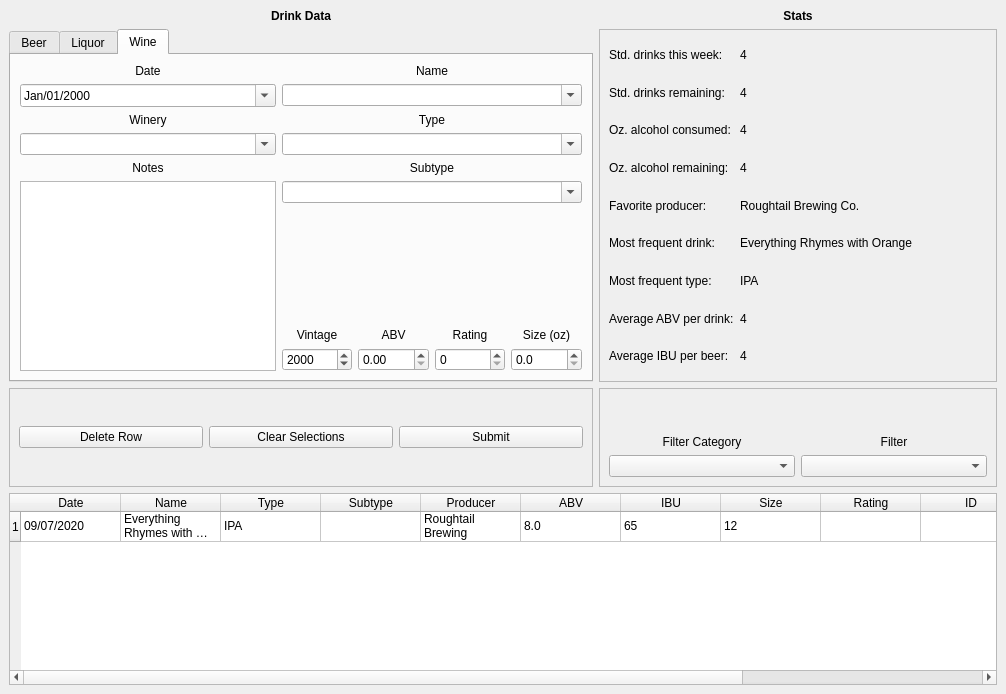
minorsecond/BuzzBot, file src/mainwindow.ui: the form before one commit.
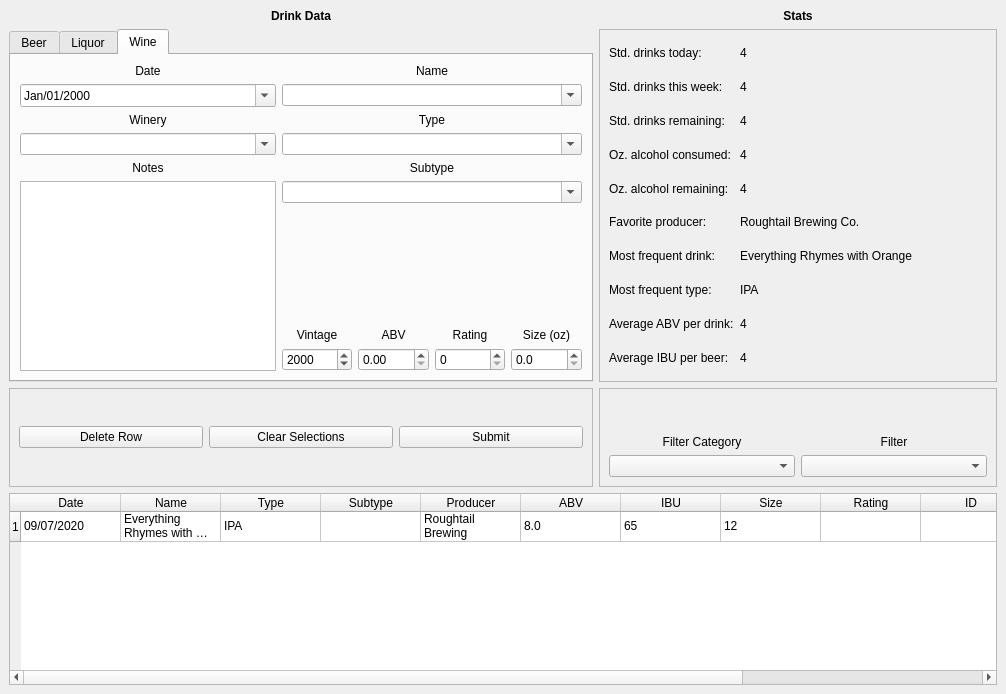
The form after the commit.

Commit message: Add std. drinks today stats

```diff
--- a/src/mainwindow.ui
+++ b/src/mainwindow.ui
@@ -249,7 +249,7 @@
       </property>
       <layout class="QGridLayout" name="gridLayout_5">
        <item row="1" column="2">
-        <widget class="QLabel" name="drinksLeftOutput">
+        <widget class="QLabel" name="drinksThisWeekOutput">
          <property name="sizePolicy">
           <sizepolicy hsizetype="Preferred" vsizetype="Preferred">
            <horstretch>0</horstretch>
@@ -261,53 +261,7 @@
          </property>
         </widget>
        </item>
-       <item row="2" column="2">
-        <widget class="QLabel" name="ozAlcoholConsumedOutput">
-         <property name="sizePolicy">
-          <sizepolicy hsizetype="Preferred" vsizetype="Preferred">
-           <horstretch>0</horstretch>
-           <verstretch>0</verstretch>
-          </sizepolicy>
-         </property>
-         <property name="text">
-          <string>4</string>
-         </property>
-        </widget>
-       </item>
-       <item row="6" column="0">
-        <widget class="QLabel" name="favoriteTypeLabel">
-         <property name="text">
-          <string>Most frequent type:</string>
-         </property>
-        </widget>
-       </item>
        <item row="5" column="2">
-        <widget class="QLabel" name="favoriteBeerOutput">
-         <property name="sizePolicy">
-          <sizepolicy hsizetype="Preferred" vsizetype="Preferred">
-           <horstretch>0</horstretch>
-           <verstretch>0</verstretch>
-          </sizepolicy>
-         </property>
-         <property name="text">
-          <string>Everything Rhymes with Orange</string>
-         </property>
-        </widget>
-       </item>
-       <item row="2" column="0">
-        <widget class="QLabel" name="ozAlcoholConsumedLabel">
-         <property name="sizePolicy">
-          <sizepolicy hsizetype="Preferred" vsizetype="Preferred">
-           <horstretch>0</horstretch>
-           <verstretch>0</verstretch>
-          </sizepolicy>
-         </property>
-         <property name="text">
-          <string>Oz. alcohol consumed:</string>
-         </property>
-        </widget>
-       </item>
-       <item row="4" column="2">
         <widget class="QLabel" name="favoriteBreweryOutput">
          <property name="sizePolicy">
           <sizepolicy hsizetype="Preferred" vsizetype="Preferred">
@@ -320,67 +274,8 @@
          </property>
         </widget>
        </item>
-       <item row="8" column="2">
-        <widget class="QLabel" name="avgAbvDrinkOutput">
-         <property name="sizePolicy">
-          <sizepolicy hsizetype="Preferred" vsizetype="Preferred">
-           <horstretch>0</horstretch>
-           <verstretch>0</verstretch>
-          </sizepolicy>
-         </property>
-         <property name="text">
-          <string>4</string>
-         </property>
-        </widget>
-       </item>
-       <item row="4" column="0">
-        <widget class="QLabel" name="favoriteBreweryLabel">
-         <property name="sizePolicy">
-          <sizepolicy hsizetype="Preferred" vsizetype="Preferred">
-           <horstretch>0</horstretch>
-           <verstretch>0</verstretch>
-          </sizepolicy>
-         </property>
-         <property name="text">
-          <string>Favorite producer:</string>
-         </property>
-        </widget>
-       </item>
-       <item row="9" column="2">
-        <widget class="QLabel" name="avgIbuDrinkOutput">
-         <property name="sizePolicy">
-          <sizepolicy hsizetype="Preferred" vsizetype="Preferred">
-           <horstretch>0</horstretch>
-           <verstretch>0</verstretch>
-          </sizepolicy>
-         </property>
-         <property name="text">
-          <string>4</string>
-         </property>
-        </widget>
-       </item>
-       <item row="6" column="2">
-        <widget class="QLabel" name="favoriteTypeOutput">
-         <property name="text">
-          <string>IPA</string>
-         </property>
-        </widget>
-       </item>
-       <item row="8" column="0">
-        <widget class="QLabel" name="avgAbvDrinkLabel">
-         <property name="sizePolicy">
-          <sizepolicy hsizetype="Preferred" vsizetype="Preferred">
-           <horstretch>0</horstretch>
-           <verstretch>0</verstretch>
-          </sizepolicy>
-         </property>
-         <property name="text">
-          <string>Average ABV per drink:</string>
-         </property>
-        </widget>
-       </item>
        <item row="3" column="2">
-        <widget class="QLabel" name="ozAlcoholRemainingOutput">
+        <widget class="QLabel" name="ozAlcoholConsumedOutput">
          <property name="sizePolicy">
           <sizepolicy hsizetype="Preferred" vsizetype="Preferred">
            <horstretch>0</horstretch>
@@ -392,85 +287,7 @@
          </property>
         </widget>
        </item>
-       <item row="5" column="0">
-        <widget class="QLabel" name="favoriteBeerLabel">
-         <property name="sizePolicy">
-          <sizepolicy hsizetype="Preferred" vsizetype="Preferred">
-           <horstretch>0</horstretch>
-           <verstretch>0</verstretch>
-          </sizepolicy>
-         </property>
-         <property name="text">
-          <string>Most frequent drink:</string>
-         </property>
-        </widget>
-       </item>
-       <item row="9" column="0">
-        <widget class="QLabel" name="averageIbuDrinkLabel">
-         <property name="sizePolicy">
-          <sizepolicy hsizetype="Preferred" vsizetype="Preferred">
-           <horstretch>0</horstretch>
-           <verstretch>0</verstretch>
-          </sizepolicy>
-         </property>
-         <property name="text">
-          <string>Average IBU per beer:</string>
-         </property>
-        </widget>
-       </item>
-       <item row="0" column="2">
-        <widget class="QLabel" name="drinksThisWeekOutput">
-         <property name="sizePolicy">
-          <sizepolicy hsizetype="Preferred" vsizetype="Preferred">
-           <horstretch>0</horstretch>
-           <verstretch>0</verstretch>
-          </sizepolicy>
-         </property>
-         <property name="text">
-          <string>4</string>
-         </property>
-        </widget>
-       </item>
-       <item row="0" column="0">
-        <widget class="QLabel" name="drinksThisWeekLabel">
-         <property name="sizePolicy">
-          <sizepolicy hsizetype="Preferred" vsizetype="Preferred">
-           <horstretch>0</horstretch>
-           <verstretch>0</verstretch>
-          </sizepolicy>
-         </property>
-         <property name="text">
-          <string>Std. drinks this week:</string>
-         </property>
-        </widget>
-       </item>
-       <item row="1" column="0">
-        <widget class="QLabel" name="drinksLeftLabel">
-         <property name="sizePolicy">
-          <sizepolicy hsizetype="Preferred" vsizetype="Preferred">
-           <horstretch>0</horstretch>
-           <verstretch>0</verstretch>
-          </sizepolicy>
-         </property>
-         <property name="text">
-          <string>Std. drinks remaining:</string>
-         </property>
-        </widget>
-       </item>
-       <item row="3" column="0">
-        <widget class="QLabel" name="ozAlcoholRemainingLabel">
-         <property name="sizePolicy">
-          <sizepolicy hsizetype="Preferred" vsizetype="Preferred">
-           <horstretch>0</horstretch>
-           <verstretch>0</verstretch>
-          </sizepolicy>
-         </property>
-         <property name="text">
-          <string>Oz. alcohol remaining:</string>
-         </property>
-        </widget>
-       </item>
-       <item row="4" column="3">
+       <item row="5" column="3">
         <spacer name="horizontalSpacer">
          <property name="orientation">
           <enum>Qt::Horizontal</enum>
@@ -483,6 +300,203 @@
          </property>
         </spacer>
        </item>
+       <item row="6" column="0">
+        <widget class="QLabel" name="favoriteBeerLabel">
+         <property name="sizePolicy">
+          <sizepolicy hsizetype="Preferred" vsizetype="Preferred">
+           <horstretch>0</horstretch>
+           <verstretch>0</verstretch>
+          </sizepolicy>
+         </property>
+         <property name="text">
+          <string>Most frequent drink:</string>
+         </property>
+        </widget>
+       </item>
+       <item row="6" column="2">
+        <widget class="QLabel" name="favoriteBeerOutput">
+         <property name="sizePolicy">
+          <sizepolicy hsizetype="Preferred" vsizetype="Preferred">
+           <horstretch>0</horstretch>
+           <verstretch>0</verstretch>
+          </sizepolicy>
+         </property>
+         <property name="text">
+          <string>Everything Rhymes with Orange</string>
+         </property>
+        </widget>
+       </item>
+       <item row="2" column="0">
+        <widget class="QLabel" name="drinksLeftLabel">
+         <property name="sizePolicy">
+          <sizepolicy hsizetype="Preferred" vsizetype="Preferred">
+           <horstretch>0</horstretch>
+           <verstretch>0</verstretch>
+          </sizepolicy>
+         </property>
+         <property name="text">
+          <string>Std. drinks remaining:</string>
+         </property>
+        </widget>
+       </item>
+       <item row="10" column="0">
+        <widget class="QLabel" name="averageIbuDrinkLabel">
+         <property name="sizePolicy">
+          <sizepolicy hsizetype="Preferred" vsizetype="Preferred">
+           <horstretch>0</horstretch>
+           <verstretch>0</verstretch>
+          </sizepolicy>
+         </property>
+         <property name="text">
+          <string>Average IBU per beer:</string>
+         </property>
+        </widget>
+       </item>
+       <item row="4" column="0">
+        <widget class="QLabel" name="ozAlcoholRemainingLabel">
+         <property name="sizePolicy">
+          <sizepolicy hsizetype="Preferred" vsizetype="Preferred">
+           <horstretch>0</horstretch>
+           <verstretch>0</verstretch>
+          </sizepolicy>
+         </property>
+         <property name="text">
+          <string>Oz. alcohol remaining:</string>
+         </property>
+        </widget>
+       </item>
+       <item row="9" column="0">
+        <widget class="QLabel" name="avgAbvDrinkLabel">
+         <property name="sizePolicy">
+          <sizepolicy hsizetype="Preferred" vsizetype="Preferred">
+           <horstretch>0</horstretch>
+           <verstretch>0</verstretch>
+          </sizepolicy>
+         </property>
+         <property name="text">
+          <string>Average ABV per drink:</string>
+         </property>
+        </widget>
+       </item>
+       <item row="1" column="0">
+        <widget class="QLabel" name="drinksThisWeekLabel">
+         <property name="sizePolicy">
+          <sizepolicy hsizetype="Preferred" vsizetype="Preferred">
+           <horstretch>0</horstretch>
+           <verstretch>0</verstretch>
+          </sizepolicy>
+         </property>
+         <property name="text">
+          <string>Std. drinks this week:</string>
+         </property>
+        </widget>
+       </item>
+       <item row="10" column="2">
+        <widget class="QLabel" name="avgIbuDrinkOutput">
+         <property name="sizePolicy">
+          <sizepolicy hsizetype="Preferred" vsizetype="Preferred">
+           <horstretch>0</horstretch>
+           <verstretch>0</verstretch>
+          </sizepolicy>
+         </property>
+         <property name="text">
+          <string>4</string>
+         </property>
+        </widget>
+       </item>
+       <item row="7" column="2">
+        <widget class="QLabel" name="favoriteTypeOutput">
+         <property name="text">
+          <string>IPA</string>
+         </property>
+        </widget>
+       </item>
+       <item row="7" column="0">
+        <widget class="QLabel" name="favoriteTypeLabel">
+         <property name="text">
+          <string>Most frequent type:</string>
+         </property>
+        </widget>
+       </item>
+       <item row="9" column="2">
+        <widget class="QLabel" name="avgAbvDrinkOutput">
+         <property name="sizePolicy">
+          <sizepolicy hsizetype="Preferred" vsizetype="Preferred">
+           <horstretch>0</horstretch>
+           <verstretch>0</verstretch>
+          </sizepolicy>
+         </property>
+         <property name="text">
+          <string>4</string>
+         </property>
+        </widget>
+       </item>
+       <item row="5" column="0">
+        <widget class="QLabel" name="favoriteBreweryLabel">
+         <property name="sizePolicy">
+          <sizepolicy hsizetype="Preferred" vsizetype="Preferred">
+           <horstretch>0</horstretch>
+           <verstretch>0</verstretch>
+          </sizepolicy>
+         </property>
+         <property name="text">
+          <string>Favorite producer:</string>
+         </property>
+        </widget>
+       </item>
+       <item row="4" column="2">
+        <widget class="QLabel" name="ozAlcoholRemainingOutput">
+         <property name="sizePolicy">
+          <sizepolicy hsizetype="Preferred" vsizetype="Preferred">
+           <horstretch>0</horstretch>
+           <verstretch>0</verstretch>
+          </sizepolicy>
+         </property>
+         <property name="text">
+          <string>4</string>
+         </property>
+        </widget>
+       </item>
+       <item row="3" column="0">
+        <widget class="QLabel" name="ozAlcoholConsumedLabel">
+         <property name="sizePolicy">
+          <sizepolicy hsizetype="Preferred" vsizetype="Preferred">
+           <horstretch>0</horstretch>
+           <verstretch>0</verstretch>
+          </sizepolicy>
+         </property>
+         <property name="text">
+          <string>Oz. alcohol consumed:</string>
+         </property>
+        </widget>
+       </item>
+       <item row="2" column="2">
+        <widget class="QLabel" name="drinksLeftOutput">
+         <property name="sizePolicy">
+          <sizepolicy hsizetype="Preferred" vsizetype="Preferred">
+           <horstretch>0</horstretch>
+           <verstretch>0</verstretch>
+          </sizepolicy>
+         </property>
+         <property name="text">
+          <string>4</string>
+         </property>
+        </widget>
+       </item>
+       <item row="0" column="0">
+        <widget class="QLabel" name="stdDrinksTodayLabel">
+         <property name="text">
+          <string>Std. drinks today:</string>
+         </property>
+        </widget>
+       </item>
+       <item row="0" column="2">
+        <widget class="QLabel" name="stdDrinksTodayOutput">
+         <property name="text">
+          <string>4</string>
+         </property>
+        </widget>
+       </item>
       </layout>
      </widget>
     </item>
```
The commit also changes 5 other files.
